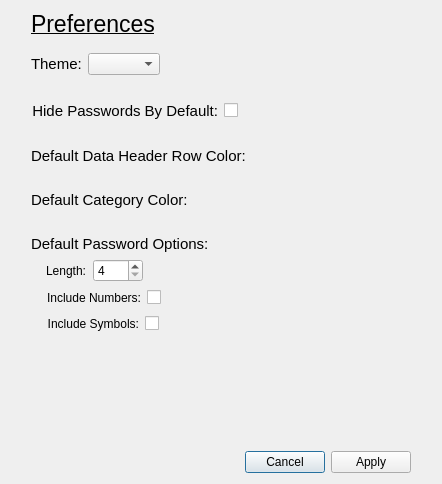
Before: the Qt Designer form MenuBarPackage/ManagePreferences.ui in peterzong0731/Personal-Password-Manager, drawn with Qt 5.
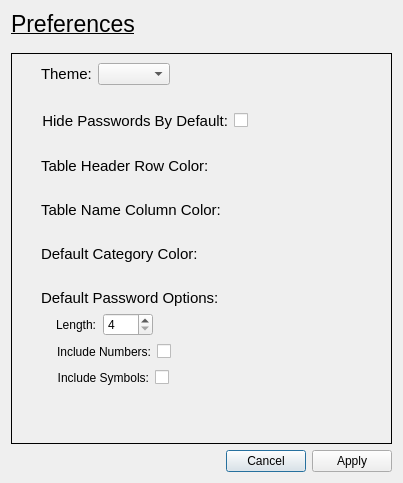
After: the same form once the commit is applied.

The edit to the form file:
```diff
--- a/MenuBarPackage/ManagePreferences.ui
+++ b/MenuBarPackage/ManagePreferences.ui
@@ -6,8 +6,8 @@
    <rect>
     <x>0</x>
     <y>0</y>
-    <width>442</width>
-    <height>484</height>
+    <width>403</width>
+    <height>483</height>
    </rect>
   </property>
   <property name="windowTitle">
@@ -15,14 +15,6 @@
   </property>
   <layout class="QVBoxLayout" name="verticalLayout">
    <item>
-    <layout class="QVBoxLayout" name="verticalLayout_2">
-     <property name="leftMargin">
-      <number>20</number>
-     </property>
-     <property name="rightMargin">
-      <number>20</number>
-     </property>
-     <item>
       <widget class="QLabel" name="labelPreferences">
        <property name="font">
         <font>
@@ -53,6 +45,35 @@
       </spacer>
      </item>
      <item>
+    <widget class="QScrollArea" name="scrollArea">
+     <property name="frameShape">
+      <enum>QFrame::Panel</enum>
+     </property>
+     <property name="frameShadow">
+      <enum>QFrame::Plain</enum>
+     </property>
+     <property name="widgetResizable">
+      <bool>true</bool>
+     </property>
+     <widget class="QWidget" name="scrollAreaWidgetContents">
+      <property name="geometry">
+       <rect>
+        <x>0</x>
+        <y>0</y>
+        <width>358</width>
+        <height>425</height>
+       </rect>
+      </property>
+      <layout class="QVBoxLayout" name="verticalLayout_3">
+       <item>
+        <layout class="QVBoxLayout" name="verticalLayout_2">
+         <property name="leftMargin">
+          <number>20</number>
+         </property>
+         <property name="rightMargin">
+          <number>20</number>
+         </property>
+         <item>
       <layout class="QHBoxLayout" name="horizontalLayoutTheme">
        <item>
         <widget class="QLabel" name="labelTheme">
@@ -170,7 +191,7 @@
           </font>
          </property>
          <property name="text">
-          <string>Default Data Header Row Color:</string>
+              <string>Table Header Row Color:</string>
          </property>
         </widget>
        </item>
@@ -192,6 +213,39 @@
        </property>
       </spacer>
      </item>
+         <item>
+          <layout class="QHBoxLayout" name="horizontalLayoutTableNameColumnColor">
+           <item>
+            <widget class="QLabel" name="labelTableNameColumnColor">
+             <property name="font">
+              <font>
+               <family>Arial</family>
+               <pointsize>11</pointsize>
+              </font>
+             </property>
+             <property name="text">
+              <string>Table Name Column Color:</string>
+             </property>
+            </widget>
+           </item>
+          </layout>
+         </item>
+         <item>
+          <spacer name="verticalSpacer_7">
+           <property name="orientation">
+            <enum>Qt::Vertical</enum>
+           </property>
+           <property name="sizeType">
+            <enum>QSizePolicy::Fixed</enum>
+           </property>
+           <property name="sizeHint" stdset="0">
+            <size>
+             <width>20</width>
+             <height>20</height>
+            </size>
+           </property>
+          </spacer>
+         </item>
      <item>
       <layout class="QHBoxLayout" name="horizontalLayoutCategoryColor">
        <item>
@@ -391,6 +445,12 @@
        </property>
       </spacer>
      </item>
+        </layout>
+       </item>
+      </layout>
+     </widget>
+    </widget>
+   </item>
      <item>
       <layout class="QHBoxLayout" name="horizontalLayout">
        <item>
@@ -419,8 +479,6 @@
           <string>Apply</string>
          </property>
         </widget>
-       </item>
-      </layout>
      </item>
     </layout>
    </item>
```
Left out of the diff: 4 changed lines with no effect on the pictures. Lines whose indentation alone changed are shown as unchanged.
